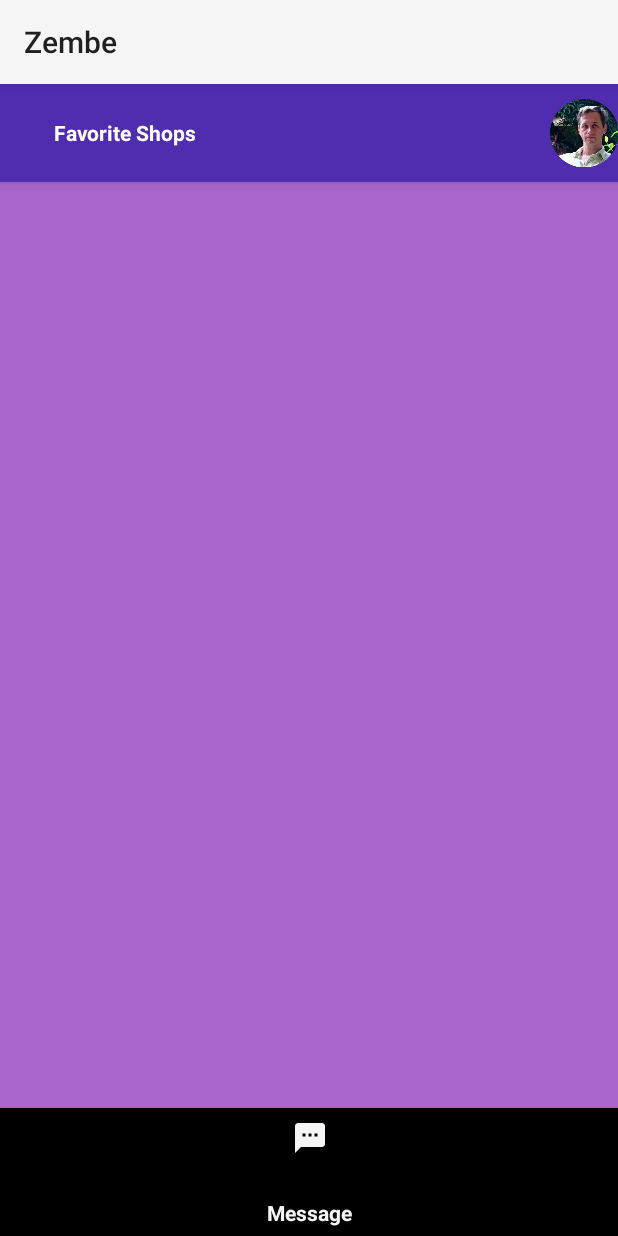
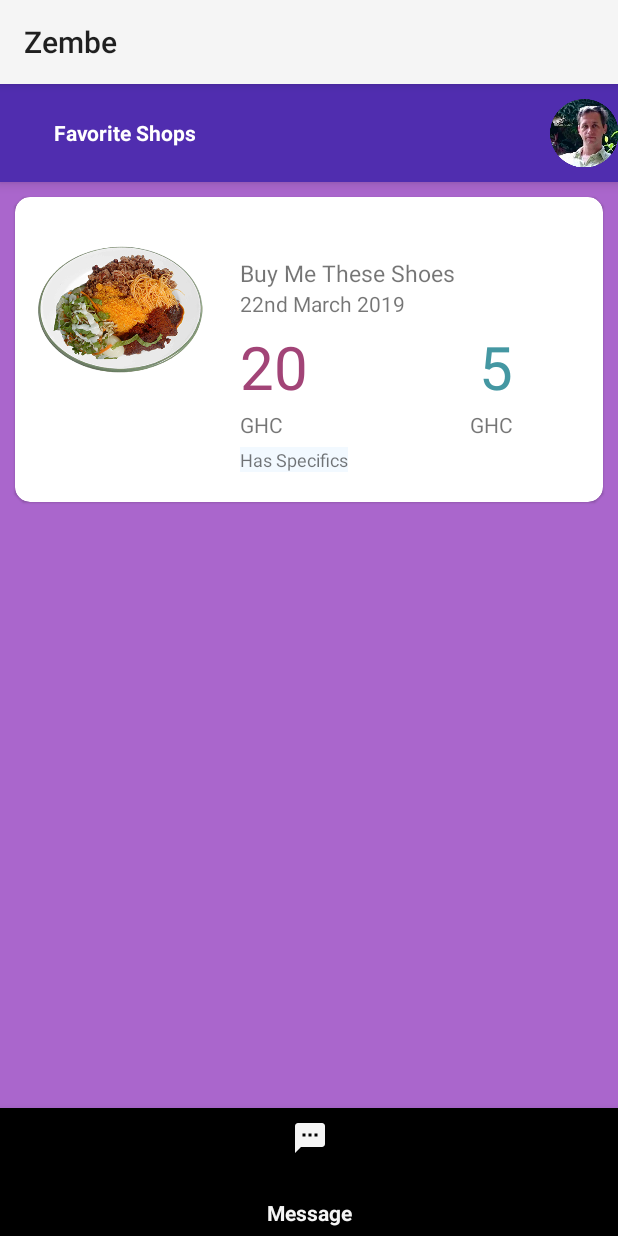
Before and after one commit to frimpongopoku/gallamsey-android-public, an Android app: the HomeFragment screen opened directly, with no data from a screen before it, item 3 of the bottom bar chosen, on a phone screen of 412 x 824 dp. Run offline under Robolectric (Android 15) with nearby library versions, the phone set to English and light mode, and no system bars.

Commit message:
Errand image card now what its supposed to be

```diff
--- a/app/src/main/res/layout/errand_image_card.xml
+++ b/app/src/main/res/layout/errand_image_card.xml
@@ -2,13 +2,92 @@
 <androidx.cardview.widget.CardView xmlns:android="http://schemas.android.com/apk/res/android"
   android:layout_width="match_parent"
   xmlns:app="http://schemas.android.com/apk/res-auto"
-  android:padding="45dp"
+  android:padding="25dp"
   app:cardElevation="1dp"
   app:cardCornerRadius="10dp"
   android:layout_height="wrap_content">
+  <RelativeLayout
+    android:layout_width="match_parent"
+    android:layout_height="match_parent">
   <ImageView
+    android:layout_marginLeft="10dp"
+    android:id="@+id/image_card"
     android:src="@drawable/waakye_plate_2"
-    android:layout_width="match_parent"
-    android:layout_height="wrap_content" />
+    android:layout_width="120dp"
+    android:layout_height="150dp" />
+
+    <LinearLayout
+
+      android:padding="20dp"
+      android:orientation="vertical"
+      android:layout_toRightOf="@id/image_card"
+      android:layout_alignParentRight="true"
+      android:layout_width="wrap_content"
+      android:layout_height="wrap_content">
+      <TextView
+        android:textSize="15sp"
+        android:layout_marginTop="20dp"
+        android:text="Buy Me These Shoes"
+        android:layout_width="wrap_content"
+        android:layout_height="wrap_content" />
+      <TextView
+        android:id="@+id/img_errand_card_date"
+        android:layout_width="wrap_content"
+        android:layout_height="wrap_content"
+        android:text="22nd March 2019" />
+      <RelativeLayout
+        android:layout_width="wrap_content"
+        android:layout_height="wrap_content">
+        <TextView
+          android:id="@+id/img_errand_card_cost"
+          android:layout_width="wrap_content"
+          android:layout_height="wrap_content"
+          android:layout_marginTop="5dp"
+          android:text="20"
+          android:textColor="@color/cost_color"
+          android:textSize="40sp" />
+        <TextView
+          android:id="@+id/cost_currency"
+          android:layout_width="wrap_content"
+          android:layout_height="wrap_content"
+          android:layout_below="@+id/img_errand_card_cost"
+          android:layout_marginTop="2dp"
+          android:text="GHC" />
+
+        <TextView
+          android:layout_marginRight="40dp"
+          android:id="@+id/img_errand_card_allowance"
+          android:layout_width="wrap_content"
+          android:layout_height="wrap_content"
+          android:layout_alignParentRight="true"
+          android:layout_marginTop="5dp"
+          android:text="5"
+          android:textColor="@color/allowance_color"
+          android:textSize="40sp" />
+        <TextView
+          android:layout_marginRight="40dp"
+          android:id="@+id/profit_currency"
+          android:layout_width="wrap_content"
+          android:layout_height="wrap_content"
+          android:layout_alignParentRight="true"
+          android:layout_below="@+id/img_errand_card_allowance"
+          android:layout_marginTop="2dp"
+          android:text="GHC" />
+        <TextView
+          android:id="@+id/img_errand_card_has_specifics"
+          android:textSize="12sp"
+
+          android:background="@color/xd_default"
+          android:layout_width="wrap_content"
+          android:layout_height="wrap_content"
+          android:layout_below="@+id/cost_currency"
+          android:layout_marginTop="5dp"
+          android:text="Has Specifics" />
+
+      </RelativeLayout>
+
+    </LinearLayout>
+
+  </RelativeLayout>
 
 </androidx.cardview.widget.CardView>
--- a/app/src/main/res/layout/home_nav_fragment.xml
+++ b/app/src/main/res/layout/home_nav_fragment.xml
@@ -1,10 +1,12 @@
 <?xml version="1.0" encoding="utf-8"?>
 <LinearLayout xmlns:android="http://schemas.android.com/apk/res/android"
   android:orientation="vertical" android:layout_width="match_parent"
-  android:background="@android:color/holo_red_dark"
+  android:background="@android:color/white"
+  android:paddingTop="20dp"
   android:layout_height="match_parent">
 
   <androidx.recyclerview.widget.RecyclerView
+    android:background="@android:color/white"
     android:id="@+id/home_news_recycler"
     android:layout_width="match_parent"
     android:layout_height="match_parent">
--- a/app/src/main/res/layout/messages_nav_fragment.xml
+++ b/app/src/main/res/layout/messages_nav_fragment.xml
@@ -4,4 +4,9 @@
   android:background="@android:color/holo_purple"
   android:layout_height="match_parent">
 
+  <include layout="@layout/errand_image_card"
+    android:layout_height="wrap_content"
+    android:layout_margin="10dp"
+    android:layout_width="match_parent" />
+
 </LinearLayout>
--- a/app/src/main/res/layout/text_errand_card.xml
+++ b/app/src/main/res/layout/text_errand_card.xml
@@ -3,6 +3,11 @@
   android:layout_width="match_parent"
   xmlns:app="http://schemas.android.com/apk/res-auto"
   app:cardCornerRadius="10dp"
+  android:layout_marginTop="10dp"
+  android:layout_marginLeft="10dp"
+  android:layout_marginRight="10dp"
+  android:layout_marginBottom="10dp"
+  android:backgroundTint="@android:color/white"
   android:layout_height="wrap_content">
 
   <RelativeLayout
@@ -11,7 +16,7 @@
     android:padding="35dp">
 
     <TextView
-      android:textSize="19sp"
+      android:textSize="12sp"
       android:gravity="center"
       android:id="@+id/text_errand_card_desc"
       android:layout_width="wrap_content"
@@ -35,7 +40,6 @@
       android:layout_below="@+id/text_errand_card_desc"
       android:layout_alignParentRight="true"
       android:layout_marginTop="15dp"
-      android:layout_marginRight="30dp"
       android:text="5"
       android:textColor="@color/allowance_color"
       android:textSize="40sp" />
@@ -68,17 +72,15 @@
       android:layout_below="@+id/text_errand_card_allowance"
       android:layout_alignParentRight="true"
       android:layout_marginTop="2dp"
-      android:layout_marginRight="29dp"
       android:text="GHC" />
 
     <TextView
       android:id="@+id/text_errand_card_date"
-      android:layout_marginTop="5dp"
       android:layout_width="wrap_content"
       android:layout_height="wrap_content"
       android:layout_alignParentRight="true"
       android:layout_alignParentBottom="true"
-      android:padding="20dp"
+      android:padding="0dp"
       android:text="22nd March 2019" />
 
   </RelativeLayout>
```
Also changed, not shown: app/src/main/java/com/pongo/zembe/Home.java (+0 -7 lines).
